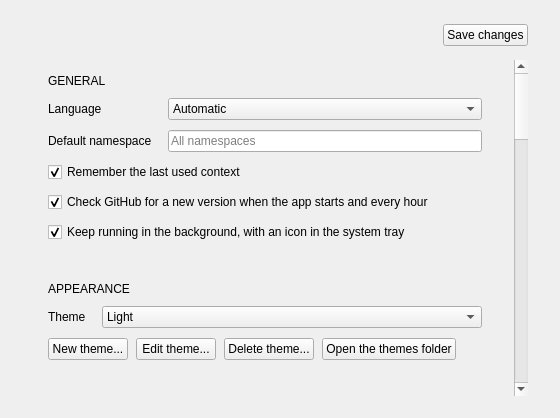
Above: src/kubescope/ui/settings_page.ui from dcotecnologia/kubescope before the change. Below: the same form after it.
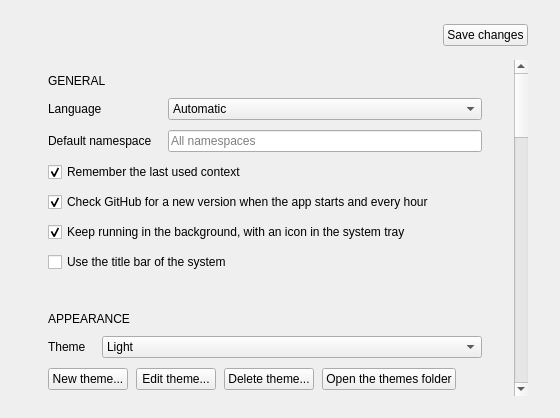
That is the form after the change.

Commit message:
feat(window): draw the title bar in the top bar
The window gives up the title bar of the system and puts the minimize, maximize and close buttons in the top bar, which saves a row of space. The bar moves the window and a strip around it resizes it. A setting brings the system's title bar back, for desktops where moving or resizing misbehaves.

```diff
--- a/src/kubescope/ui/settings_page.ui
+++ b/src/kubescope/ui/settings_page.ui
@@ -219,6 +219,16 @@
               </property>
              </widget>
             </item>
+            <item row="5" column="0" colspan="2">
+             <widget class="QCheckBox" name="titleBarCheck">
+              <property name="text">
+               <string>Use the title bar of the system</string>
+              </property>
+              <property name="toolTip">
+               <string>Off by default: the window draws its own title bar in the top bar, which saves a row of space. Turn it on if moving or resizing the window misbehaves on your desktop.</string>
+              </property>
+             </widget>
+            </item>
            </layout>
           </item>
          </layout>
```
The commit also changes 32 other files.
